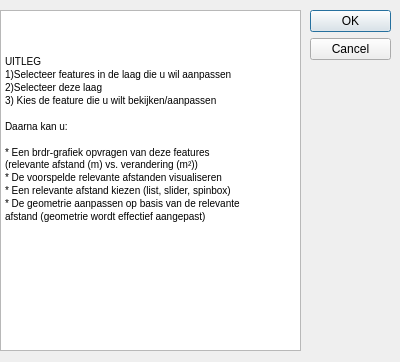
OnroerendErfgoed/brdrQ, file plugin/brdrq/brdrq_help.ui: the form before one commit.
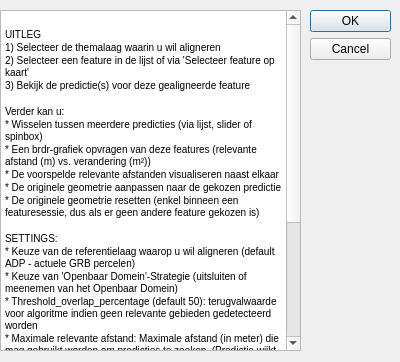
The form after the commit.

Patch:
```diff
--- a/plugin/brdrq/brdrq_help.ui
+++ b/plugin/brdrq/brdrq_help.ui
@@ -40,40 +40,32 @@
             </property>
             <property name="html">
                 <string>&lt;!DOCTYPE HTML PUBLIC &quot;-//W3C//DTD HTML 4.0//EN&quot; &quot;http://www.w3.org/TR/REC-html40/strict.dtd&quot;&gt;
-                    &lt;html&gt;&lt;head&gt;&lt;meta name=&quot;qrichtext&quot; content=&quot;1&quot; /&gt;&lt;style
-                    type=&quot;text/css&quot;&gt;
-                    p, li { white-space: pre-wrap; }
-                    &lt;/style&gt;&lt;/head&gt;&lt;body style=&quot; font-family:'MS Shell Dlg 2'; font-size:7.8pt;
-                    font-weight:400; font-style:normal;&quot;&gt;
-                    &lt;p style=&quot; margin-top:0px; margin-bottom:0px; margin-left:0px; margin-right:0px;
-                    -qt-block-indent:0; text-indent:0px;&quot;&gt; &lt;/p&gt;
-                    &lt;p style=&quot; margin-top:0px; margin-bottom:0px; margin-left:0px; margin-right:0px;
-                    -qt-block-indent:0; text-indent:0px;&quot;&gt;UITLEG &lt;/p&gt;
-                    &lt;p style=&quot; margin-top:0px; margin-bottom:0px; margin-left:0px; margin-right:0px;
-                    -qt-block-indent:0; text-indent:0px;&quot;&gt;1)Selecteer features in de laag die u wil aanpassen
-                    &lt;/p&gt;
-                    &lt;p style=&quot; margin-top:0px; margin-bottom:0px; margin-left:0px; margin-right:0px;
-                    -qt-block-indent:0; text-indent:0px;&quot;&gt;2)Selecteer deze laag &lt;/p&gt;
-                    &lt;p style=&quot; margin-top:0px; margin-bottom:0px; margin-left:0px; margin-right:0px;
-                    -qt-block-indent:0; text-indent:0px;&quot;&gt;3) Kies de feature die u wilt bekijken/aanpassen &lt;/p&gt;
-                    &lt;p style=&quot; margin-top:0px; margin-bottom:0px; margin-left:0px; margin-right:0px;
-                    -qt-block-indent:0; text-indent:0px;&quot;&gt; &lt;/p&gt;
-                    &lt;p style=&quot; margin-top:0px; margin-bottom:0px; margin-left:0px; margin-right:0px;
-                    -qt-block-indent:0; text-indent:0px;&quot;&gt;Daarna kan u: &lt;/p&gt;
-                    &lt;p style=&quot; margin-top:0px; margin-bottom:0px; margin-left:0px; margin-right:0px;
-                    -qt-block-indent:0; text-indent:0px;&quot;&gt; &lt;/p&gt;
-                    &lt;p style=&quot; margin-top:0px; margin-bottom:0px; margin-left:0px; margin-right:0px;
-                    -qt-block-indent:0; text-indent:0px;&quot;&gt;* Een brdr-grafiek opvragen van deze features
-                    (relevante afstand (m) vs. verandering (m²)) &lt;/p&gt;
-                    &lt;p style=&quot; margin-top:0px; margin-bottom:0px; margin-left:0px; margin-right:0px;
-                    -qt-block-indent:0; text-indent:0px;&quot;&gt;* De voorspelde relevante afstanden visualiseren &lt;/p&gt;
-                    &lt;p style=&quot; margin-top:0px; margin-bottom:0px; margin-left:0px; margin-right:0px;
-                    -qt-block-indent:0; text-indent:0px;&quot;&gt;* Een relevante afstand kiezen (list, slider, spinbox)
-                    &lt;/p&gt;
-                    &lt;p style=&quot; margin-top:0px; margin-bottom:0px; margin-left:0px; margin-right:0px;
-                    -qt-block-indent:0; text-indent:0px;&quot;&gt;* De geometrie aanpassen op basis van de relevante
-                    afstand (geometrie wordt effectief aangepast) &lt;/p&gt;&lt;/body&gt;&lt;/html&gt;
-                </string>
+&lt;html&gt;&lt;head&gt;&lt;meta name=&quot;qrichtext&quot; content=&quot;1&quot; /&gt;&lt;style type=&quot;text/css&quot;&gt;
+p, li { white-space: pre-wrap; }
+&lt;/style&gt;&lt;/head&gt;&lt;body style=&quot; font-family:'MS Shell Dlg 2'; font-size:7.8pt; font-weight:400; font-style:normal;&quot;&gt;
+&lt;p style=&quot; margin-top:0px; margin-bottom:0px; margin-left:0px; margin-right:0px; -qt-block-indent:0; text-indent:0px;&quot;&gt;                    &lt;/p&gt;
+&lt;p style=&quot; margin-top:0px; margin-bottom:0px; margin-left:0px; margin-right:0px; -qt-block-indent:0; text-indent:0px;&quot;&gt;UITLEG&lt;/p&gt;
+&lt;p style=&quot; margin-top:0px; margin-bottom:0px; margin-left:0px; margin-right:0px; -qt-block-indent:0; text-indent:0px;&quot;&gt;1) Selecteer de themalaag waarin u wil aligneren                     &lt;/p&gt;
+&lt;p style=&quot; margin-top:0px; margin-bottom:0px; margin-left:0px; margin-right:0px; -qt-block-indent:0; text-indent:0px;&quot;&gt;2) Selecteer een feature in de lijst of via 'Selecteer feature op kaart'                                      &lt;/p&gt;
+&lt;p style=&quot; margin-top:0px; margin-bottom:0px; margin-left:0px; margin-right:0px; -qt-block-indent:0; text-indent:0px;&quot;&gt;3) Bekijk de predictie(s) voor deze gealigneerde feature               &lt;/p&gt;
+&lt;p style=&quot; margin-top:0px; margin-bottom:0px; margin-left:0px; margin-right:0px; -qt-block-indent:0; text-indent:0px;&quot;&gt;                     &lt;/p&gt;
+&lt;p style=&quot; margin-top:0px; margin-bottom:0px; margin-left:0px; margin-right:0px; -qt-block-indent:0; text-indent:0px;&quot;&gt;Verder kan u:&lt;/p&gt;
+&lt;p style=&quot; margin-top:0px; margin-bottom:0px; margin-left:0px; margin-right:0px; -qt-block-indent:0; text-indent:0px;&quot;&gt;* Wisselen tussen meerdere predicties (via lijst, slider of spinbox)      &lt;/p&gt;
+&lt;p style=&quot; margin-top:0px; margin-bottom:0px; margin-left:0px; margin-right:0px; -qt-block-indent:0; text-indent:0px;&quot;&gt;* Een brdr-grafiek opvragen van deze features (relevante afstand (m) vs. verandering (m²))                     &lt;/p&gt;
+&lt;p style=&quot; margin-top:0px; margin-bottom:0px; margin-left:0px; margin-right:0px; -qt-block-indent:0; text-indent:0px;&quot;&gt;* De voorspelde relevante afstanden visualiseren naast elkaar                           &lt;/p&gt;
+&lt;p style=&quot; margin-top:0px; margin-bottom:0px; margin-left:0px; margin-right:0px; -qt-block-indent:0; text-indent:0px;&quot;&gt;* De originele geometrie aanpassen naar de gekozen predictie&lt;/p&gt;
+&lt;p style=&quot; margin-top:0px; margin-bottom:0px; margin-left:0px; margin-right:0px; -qt-block-indent:0; text-indent:0px;&quot;&gt;* De originele geometrie resetten (enkel binneen een featuresessie, dus als er geen andere feature gekozen is)&lt;/p&gt;
+&lt;p style=&quot;-qt-paragraph-type:empty; margin-top:0px; margin-bottom:0px; margin-left:0px; margin-right:0px; -qt-block-indent:0; text-indent:0px;&quot;&gt;&lt;br /&gt;&lt;/p&gt;
+&lt;p style=&quot; margin-top:0px; margin-bottom:0px; margin-left:0px; margin-right:0px; -qt-block-indent:0; text-indent:0px;&quot;&gt;SETTINGS:&lt;/p&gt;
+&lt;p style=&quot; margin-top:0px; margin-bottom:0px; margin-left:0px; margin-right:0px; -qt-block-indent:0; text-indent:0px;&quot;&gt;* Keuze van de referentielaag waarop u wil aligneren (default ADP - actuele GRB percelen)&lt;/p&gt;
+&lt;p style=&quot; margin-top:0px; margin-bottom:0px; margin-left:0px; margin-right:0px; -qt-block-indent:0; text-indent:0px;&quot;&gt;* Keuze van 'Openbaar Domein'-Strategie (uitsluiten of meenemen van het Openbaar Domein)&lt;/p&gt;
+&lt;p style=&quot; margin-top:0px; margin-bottom:0px; margin-left:0px; margin-right:0px; -qt-block-indent:0; text-indent:0px;&quot;&gt;* Threshold_overlap_percentage (default 50): terugvalwaarde voor algoritme indien geen relevante gebieden gedetecteerd worden&lt;/p&gt;
+&lt;p style=&quot; margin-top:0px; margin-bottom:0px; margin-left:0px; margin-right:0px; -qt-block-indent:0; text-indent:0px;&quot;&gt;* Maximale relevante afstand: Maximale afstand (in meter) die mag gebruikt worden om predicties te zoeken. (Predictie wijkt maximaal met deze waarde af van het origineel)&lt;/p&gt;
+&lt;p style=&quot; margin-top:0px; margin-bottom:0px; margin-left:0px; margin-right:0px; -qt-block-indent:0; text-indent:0px;&quot;&gt;* brdr_formula toevoegen: Een veld met een formulerende beschrijving van de geometrie wordt toegevoegd aan het resultaat&lt;/p&gt;
+&lt;p style=&quot; margin-top:0px; margin-bottom:0px; margin-left:0px; margin-right:0px; -qt-block-indent:0; text-indent:0px;&quot;&gt;* Evaluatiestrategie FULL: Keuze die de score van de predicties bepaalt op basis van een volledige overlap met referentiepolygonen:&lt;/p&gt;
+&lt;p style=&quot; margin-top:0px; margin-bottom:0px; margin-left:0px; margin-right:0px; -qt-block-indent:0; text-indent:0px;&quot;&gt;	* ONLY_FULL: Enkel predicties met een volledige referentie-overlap worden getoond&lt;/p&gt;
+&lt;p style=&quot; margin-top:0px; margin-bottom:0px; margin-left:0px; margin-right:0px; -qt-block-indent:0; text-indent:0px;&quot;&gt;	* PREFER_FULL: Predicties met een volledige referentie-overlap krijgen een hogere score, anderen worden wel getoond&lt;/p&gt;
+&lt;p style=&quot; margin-top:0px; margin-bottom:0px; margin-left:0px; margin-right:0px; -qt-block-indent:0; text-indent:0px;&quot;&gt;	* NO_FULL: Er wordt geen onderscheid gemaakt tussen predicties met of zonder volledige referentie-overlap&lt;/p&gt;&lt;/body&gt;&lt;/html&gt;</string>
             </property>
         </widget>
     </widget>
```
Lines whose indentation alone changed are shown as unchanged.
